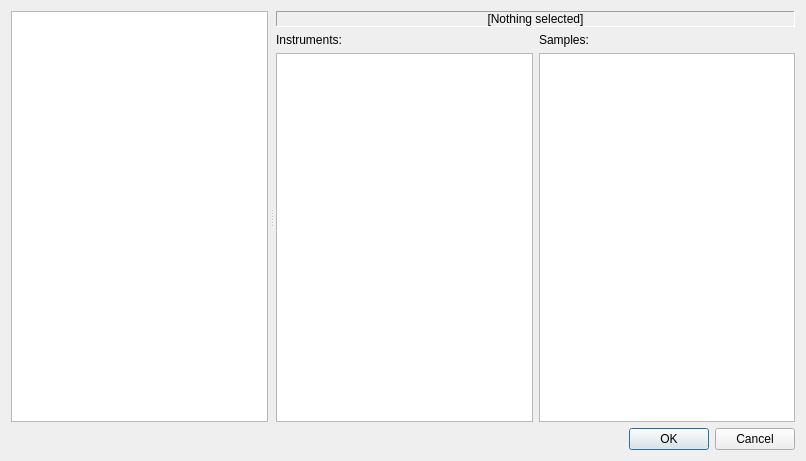
First picture: the form in gui/samples_explorer.ui, repository Zen-Master-SoSo/kitbash, before the edit.
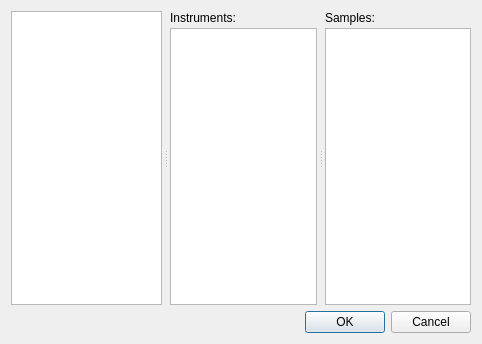
Second picture: the form after the edit.

Commit message: Allow extended selection of files in SamplesExplorer instead of "recurse" option

```diff
--- a/gui/samples_explorer.ui
+++ b/gui/samples_explorer.ui
@@ -6,47 +6,41 @@
    <rect>
     <x>0</x>
     <y>0</y>
-    <width>806</width>
-    <height>461</height>
+    <width>482</width>
+    <height>344</height>
    </rect>
   </property>
   <property name="windowTitle">
    <string>Samples Explorer</string>
   </property>
-  <layout class="QVBoxLayout" name="verticalLayout_2">
-   <item>
-    <widget class="QSplitter" name="splitter">
-     <property name="orientation">
-      <enum>Qt::Horizontal</enum>
-     </property>
-     <property name="handleWidth">
-      <number>8</number>
-     </property>
-     <widget class="QTreeView" name="tree_files"/>
-     <widget class="QWidget" name="layoutWidget">
       <layout class="QVBoxLayout" name="verticalLayout">
        <item>
-        <widget class="QLabel" name="lbl_selection">
-         <property name="frameShape">
-          <enum>QFrame::Panel</enum>
-         </property>
-         <property name="frameShadow">
-          <enum>QFrame::Sunken</enum>
-         </property>
-         <property name="text">
-          <string>[Nothing selected]</string>
-         </property>
-         <property name="alignment">
-          <set>Qt::AlignCenter</set>
-         </property>
-        </widget>
-       </item>
+    <widget class="QSplitter" name="splitter">
+     <property name="orientation">
+      <enum>Qt::Horizontal</enum>
+     </property>
+     <property name="handleWidth">
+      <number>8</number>
+     </property>
+     <widget class="QTreeView" name="tree_files">
+      <property name="selectionMode">
+       <enum>QAbstractItemView::ExtendedSelection</enum>
+      </property>
+     </widget>
+     <widget class="QSplitter" name="right_splitter">
+      <property name="orientation">
+       <enum>Qt::Horizontal</enum>
+      </property>
+      <property name="handleWidth">
+       <number>8</number>
+      </property>
+      <widget class="QWidget" name="layoutWidget">
+       <layout class="QVBoxLayout" name="inst_layout">
+        <property name="spacing">
+         <number>3</number>
+        </property>
        <item>
-        <layout class="QHBoxLayout" name="horizontalLayout">
-         <item>
-          <layout class="QVBoxLayout" name="vt1">
-           <item>
-            <widget class="QLabel" name="lbl1">
+         <widget class="QLabel" name="lbl2">
              <property name="text">
               <string>Instruments:</string>
              </property>
@@ -56,11 +50,14 @@
             <widget class="QListWidget" name="lst_instruments"/>
            </item>
           </layout>
-         </item>
+      </widget>
+      <widget class="QWidget" name="layoutWidget">
+       <layout class="QVBoxLayout" name="samples_layout">
+        <property name="spacing">
+         <number>3</number>
+        </property>
          <item>
-          <layout class="QVBoxLayout" name="vt2">
-           <item>
-            <widget class="QLabel" name="lbl2">
+         <widget class="QLabel" name="lbl1">
              <property name="text">
               <string>Samples:</string>
              </property>
@@ -70,15 +67,12 @@
             <widget class="QListWidget" name="lst_samples"/>
            </item>
           </layout>
-         </item>
-        </layout>
-       </item>
-      </layout>
+      </widget>
      </widget>
     </widget>
    </item>
    <item>
-    <widget class="QDialogButtonBox" name="buttonBox">
+    <widget class="QDialogButtonBox" name="button_box">
      <property name="orientation">
       <enum>Qt::Horizontal</enum>
      </property>
```
Left out of the diff: 9 changed lines with no effect on the pictures. Lines whose indentation alone changed are shown as unchanged. The commit also changes 1 other file.
